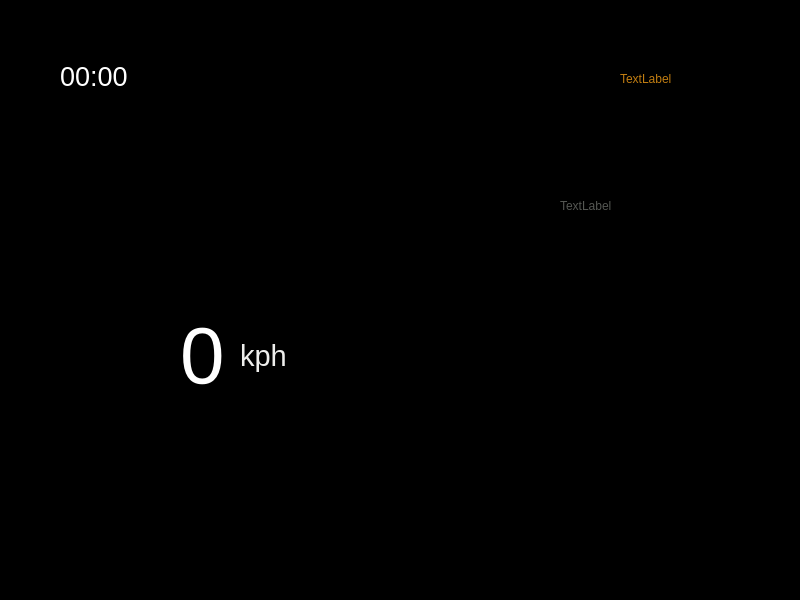
Old version of the form mainwindow.ui in the repository bumsikk/VeoneerDriverAlert.
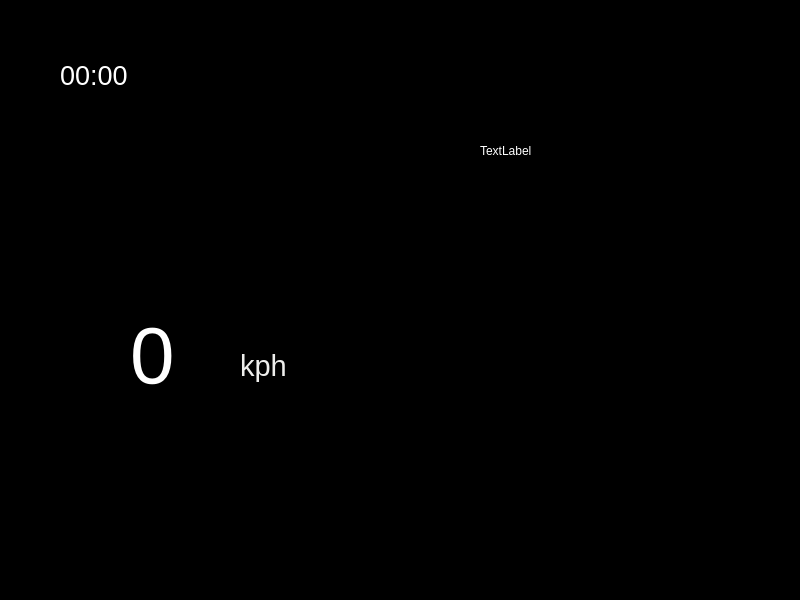
New version of the form. Icons and pictures are not drawn.

Diff of the .ui file:
```diff
--- a/mainwindow.ui
+++ b/mainwindow.ui
@@ -28,31 +28,14 @@
    <widget class="QLabel" name="label">
     <property name="geometry">
      <rect>
-      <x>620</x>
-      <y>70</y>
-      <width>67</width>
-      <height>17</height>
+      <x>480</x>
+      <y>110</y>
+      <width>191</width>
+      <height>81</height>
      </rect>
     </property>
     <property name="styleSheet">
-     <string notr="true">color: rgb(193, 125, 17);</string>
-    </property>
-    <property name="text">
-     <string>TextLabel</string>
-    </property>
-   </widget>
-   <widget class="QLabel" name="label_2">
-    <property name="geometry">
-     <rect>
-      <x>560</x>
-      <y>190</y>
-      <width>91</width>
-      <height>31</height>
-     </rect>
-    </property>
-    <property name="styleSheet">
-     <string notr="true">color: rgb(193, 125, 17);
-color: rgb(85, 87, 83);</string>
+     <string notr="true">color: rgb(255, 255, 255);</string>
     </property>
     <property name="text">
      <string>TextLabel</string>
@@ -64,7 +47,7 @@
       <x>60</x>
       <y>60</y>
       <width>117</width>
-      <height>32</height>
+      <height>31</height>
      </rect>
     </property>
     <property name="font">
@@ -109,7 +92,7 @@
     <property name="geometry">
      <rect>
       <x>240</x>
-      <y>330</y>
+      <y>340</y>
       <width>131</width>
       <height>51</height>
      </rect>
@@ -161,9 +144,9 @@
    <widget class="QLabel" name="Speed">
     <property name="geometry">
      <rect>
-      <x>180</x>
+      <x>130</x>
       <y>320</y>
-      <width>61</width>
+      <width>101</width>
       <height>71</height>
      </rect>
     </property>
```
Left out of the diff: 19 changed lines with no effect on the pictures.
